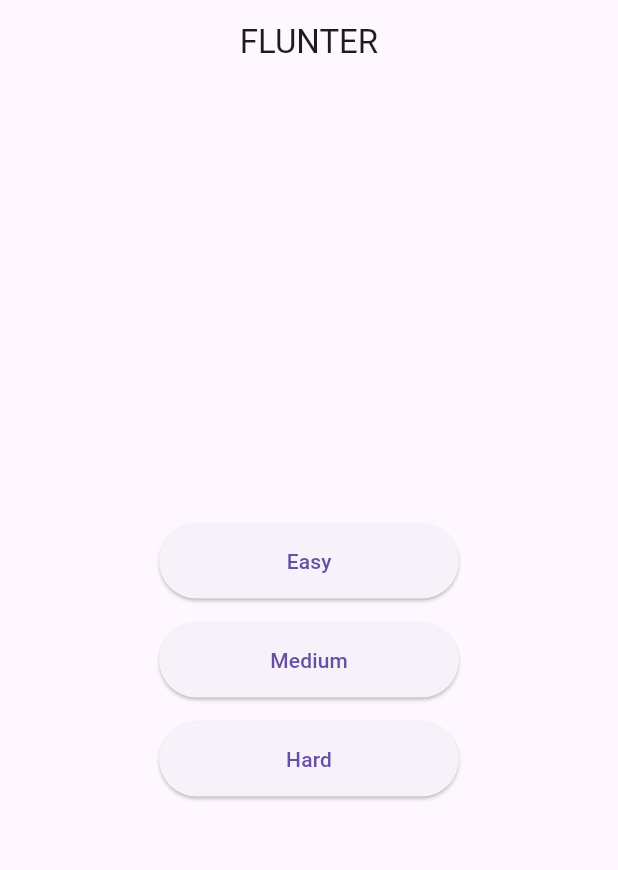
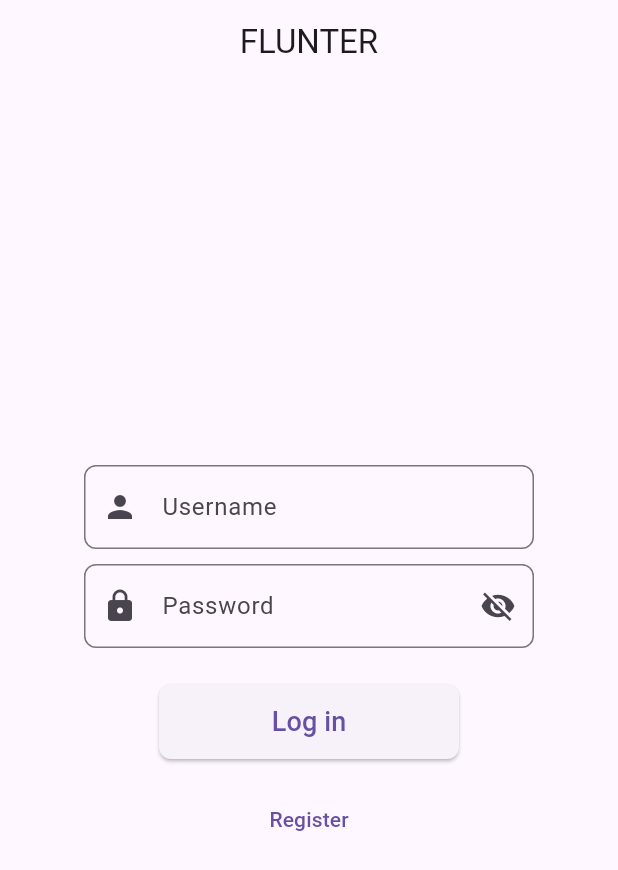
Before and after one commit to nml18/flunter, a Flutter app: the screen it shows after launch, on a phone screen of 412 x 824 dp. Shown: the top 870 px of the screen. Run offline on Flutter 3.47's test engine with Material 3 defaults, Android fonts, the phone set to English and light mode, and no system bars; our stand-ins replace flutter_svg.

```diff
--- a/lib/main.dart
+++ b/lib/main.dart
@@ -1,9 +1,9 @@
+import 'package:flunter/screens/login_screen.dart';
 import 'package:flutter/material.dart';
-import 'screens/menu_screen.dart';
 
 void main() {
   runApp(MaterialApp(
     debugShowCheckedModeBanner: false,
-    home: MenuScreen(),
+    home: LoginScreen(),
   ));
 }
--- /dev/null
+++ b/lib/screens/login_screen.dart
@@ -0,0 +1,143 @@
+import 'package:flunter/screens/register_screen.dart';
+import 'package:flutter/material.dart';
+import 'package:flunter/screens/menu_screen.dart';
+import 'package:flunter/services/api_service.dart';
+
+class LoginScreen extends StatefulWidget {  // ← Changé en StatefulWidget
+  LoginScreen({super.key});
+
+  @override
+  State<LoginScreen> createState() => _LoginScreenState();
+}
+
+class _LoginScreenState extends State<LoginScreen> {
+  final TextEditingController _usernameController = TextEditingController();
+  final TextEditingController _passwordController = TextEditingController();
+  bool _obscurePassword = true;  // ← Nouvelle variable
+
+  void _showMessage(BuildContext context, String message, {bool isError = false}) {
+    ScaffoldMessenger.of(context).showSnackBar(
+      SnackBar(
+        content: Text(message),
+        backgroundColor: isError ? Colors.red : Colors.green,
+      ),
+    );
+  }
+
+  void _attemptToLogin(BuildContext context) async {
+    String username = _usernameController.text.trim();
+    String password = _passwordController.text;
+
+    if (username.isEmpty) {
+      _showMessage(context, 'Please enter a username', isError: true);
+      return;
+    }
+
+    if (password.isEmpty) {
+      _showMessage(context, 'Please enter a password', isError: true);
+      return;
+    }
+
+    final result = await ApiService().login(username, password);
+
+    if (!context.mounted) return;
+
+    if (result['success'] == true) {
+      _showMessage(context, result['message']);
+      Navigator.pushReplacement(
+        context,
+        MaterialPageRoute(builder: (context) => const MenuScreen()),
+      );
+    } else {
+      _showMessage(context, result['error'], isError: true);
+    }
+  }
+
+  void _navigateToRegister(BuildContext context) {
+    Navigator.push(
+      context,
+      MaterialPageRoute(
+        builder: (context) => RegisterScreen()
+      )
+    );
+  }
+
+  @override
+  Widget build(BuildContext context) {
+    return Scaffold(
+      appBar: AppBar(
+        title: const Center(child: Text('FLUNTER')),
+      ),
+      body: Padding(
+        padding: const EdgeInsets.all(16.0),
+        child: Center(
+          child: Column(
+            mainAxisAlignment: MainAxisAlignment.center,
+            children: [
+              SizedBox(
+                width: 300,
+                child: TextField(
+                  controller: _usernameController,
+                  decoration: InputDecoration(
+                    labelText: 'Username',
+                    border: OutlineInputBorder(
+                      borderRadius: BorderRadius.circular(8),
+                    ),
+                    prefixIcon: const Icon(Icons.person),
+                  ),
+                ),
+              ),
+              const SizedBox(height: 10),
+
+              SizedBox(
+                width: 300,
+                child: TextField(
+                  controller: _passwordController,
+                  obscureText: _obscurePassword,  // ← Utilise la variable
+                  decoration: InputDecoration(
+                    labelText: 'Password',
+                    border: OutlineInputBorder(
+                      borderRadius: BorderRadius.circular(8),
+                    ),
+                    prefixIcon: const Icon(Icons.lock),
+                    suffixIcon: IconButton(  // ← Bouton pour basculer
+                      icon: Icon(
+                        _obscurePassword ? Icons.visibility_off : Icons.visibility,
+                      ),
+                      onPressed: () {
+                        setState(() {
+                          _obscurePassword = !_obscurePassword;
+                        });
+                      },
+                    ),
+                  ),
+                ),
+              ),
+              const SizedBox(height: 24),
+
+              ElevatedButton(
+                onPressed: () => _attemptToLogin(context),
+                style: ElevatedButton.styleFrom(
+                  minimumSize: const Size(200, 50),
+                  shape: RoundedRectangleBorder(
+                    borderRadius: BorderRadius.circular(8),
+                  ),
+                ),
+                child: const Text(
+                  'Log in',
+                  style: TextStyle(fontSize: 18),
+                ),
+              ),
+              const SizedBox(height: 16),
+
+              TextButton(
+                onPressed: () => _navigateToRegister(context),
+                child: const Text('Register'),
+              ),
+            ],
+          ),
+        ),
+      ),
+    );
+  }
+}
--- a/lib/screens/menu_screen.dart
+++ b/lib/screens/menu_screen.dart
@@ -36,7 +36,7 @@ class MenuScreen extends StatelessWidget {
     );
   }
 
-  Widget _buildDifficultyButton(BuildContext context, String label, Difficulties difficulty){
+  Widget _buildDifficultyButton(BuildContext context, String label, Difficulties difficulty) {
     return ElevatedButton(
       onPressed: () => _navigateToGame(context, difficulty),
       style: ElevatedButton.styleFrom(
--- /dev/null
+++ b/lib/services/api_service.dart
@@ -0,0 +1,49 @@
+import 'dart:convert';
+import 'package:http/http.dart' as http;
+
+class ApiService {
+  static const String baseUrl = 'http://localhost:8080';
+
+  Future<Map<String, dynamic>> register(String username, String password) async {
+    try {
+      final response = await http.post(
+        Uri.parse('$baseUrl/register'),
+        headers: {'Content-Type': 'application/json'},
+        body: jsonEncode({'username': username, 'password': password}),
+      );
+
+      final data = jsonDecode(response.body);
+
+      if (response.statusCode == 201) {
+        return {'success': true, 'message': data['message']};
+      }
+      else {
+        return {'success': false, 'error': data['error'] ?? 'Unknown error'};
+      }
+    }
+    catch (e) {
+      return {'success': false, 'error': 'Network error'};
+    }
+  }
+
+  Future<Map<String, dynamic>> login(String username, String password) async {
+    try {
+      final response = await http.post(
+        Uri.parse('$baseUrl/login'),
+        headers: {'Content-Type': 'application/json'},
+        body: jsonEncode({'username': username, 'password': password}),
+      );
+
+      final data = jsonDecode(response.body);
+
+      if (response.statusCode == 200) {
+        return {'success': true, 'message': data['message']};
+      } else {
+        return {'success': false, 'error': data['error'] ?? 'Invalid credentials'};
+      }
+    }
+    catch (e) {
+      return {'success': false, 'error': 'Network error'};
+    }
+  }
+}
--- a/pubspec.yaml
+++ b/pubspec.yaml
@@ -11,6 +11,7 @@ dependencies:
     sdk: flutter
   flutter_animate: ^4.5.2
   flutter_svg: ^2.2.3
+  http: ^1.6.0
 
 dev_dependencies:
   flutter_test:
```
Also changed, not shown: lib/screens/register_screen.dart (added, +163 -0 lines), pubspec.lock.
